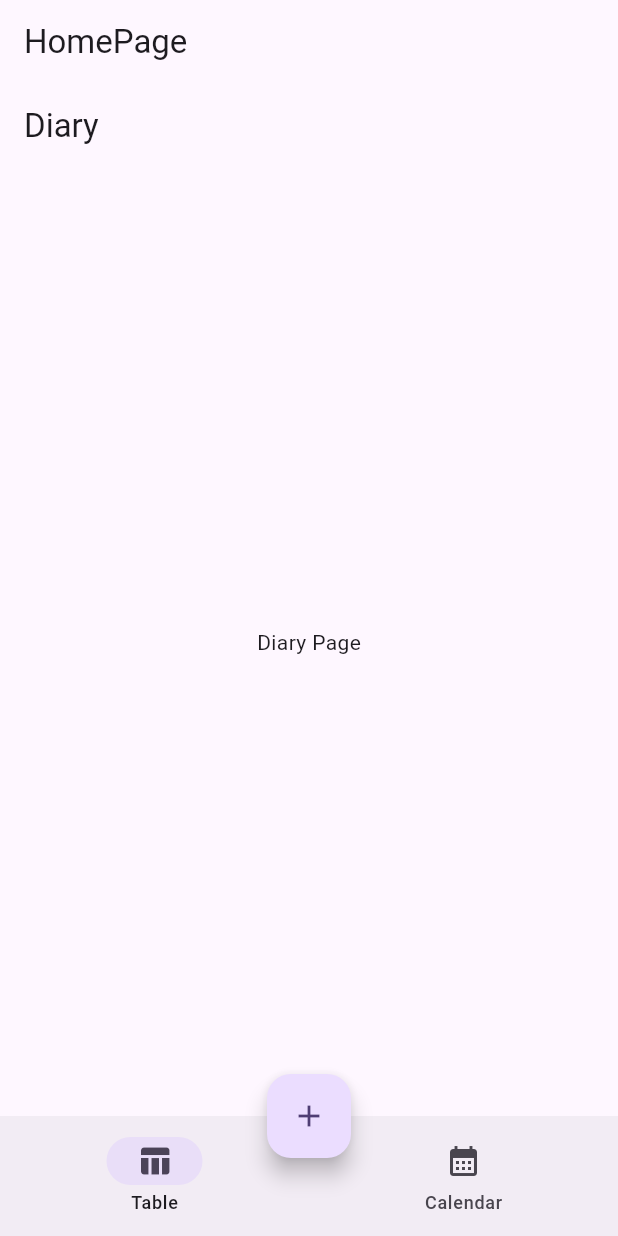
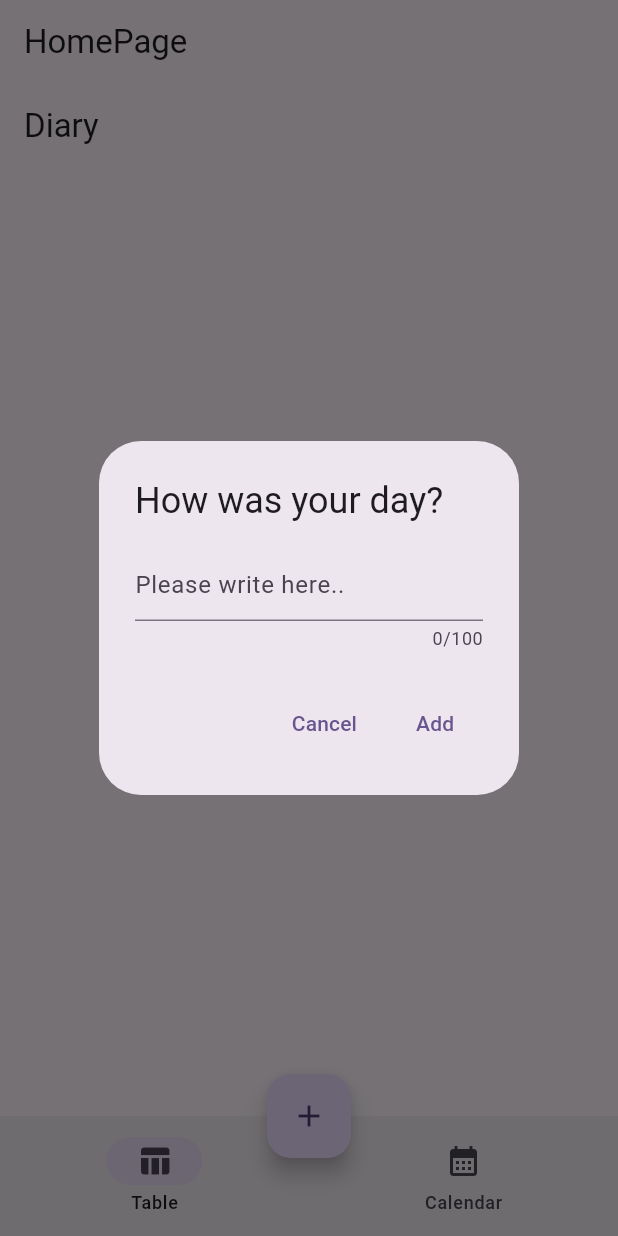
Before and after one commit to kihyun1998/daily_diary, a Flutter app: the screen it shows after launch, after a tap on the "add" icon, on a phone screen of 412 x 824 dp. Run offline on Flutter 3.47's test engine with Material 3 defaults, Android fonts, the phone set to English and light mode, and no system bars; our stand-ins replace flutter_riverpod, riverpod_annotation, table_calendar; generated files the repository leaves out were written again.

Commit message:
Update home_page.dart

```diff
--- a/lib/pages/home/home_page.dart
+++ b/lib/pages/home/home_page.dart
@@ -23,7 +23,37 @@ class HomePage extends ConsumerWidget {
       ),
       body: pages[selectedIndex],
       floatingActionButton: FloatingActionButton(
-        onPressed: () {},
+        onPressed: () {
+          showDialog(
+            context: context,
+            builder: (context) {
+              TextEditingController controller = TextEditingController();
+              return AlertDialog(
+                title: const Text("How was your day?"),
+                content: TextField(
+                  controller: controller,
+                  decoration:
+                      const InputDecoration(hintText: "Please write here.."),
+                  maxLength: 100,
+                ),
+                actions: [
+                  TextButton(
+                    onPressed: () {
+                      print("Press Cancel");
+                    },
+                    child: const Text("Cancel"),
+                  ),
+                  TextButton(
+                    onPressed: () {
+                      print("Press Add");
+                    },
+                    child: const Text("Add"),
+                  ),
+                ],
+              );
+            },
+          );
+        },
         child: const Icon(Icons.add),
       ),
       floatingActionButtonLocation: FloatingActionButtonLocation.centerDocked,
```
